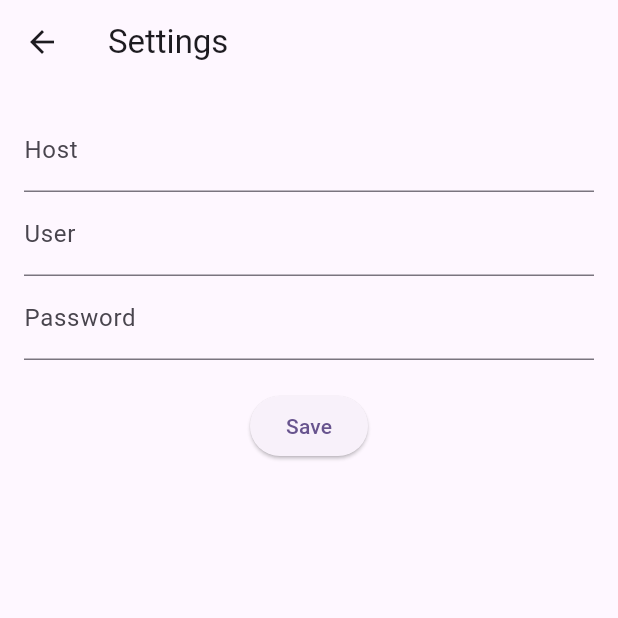
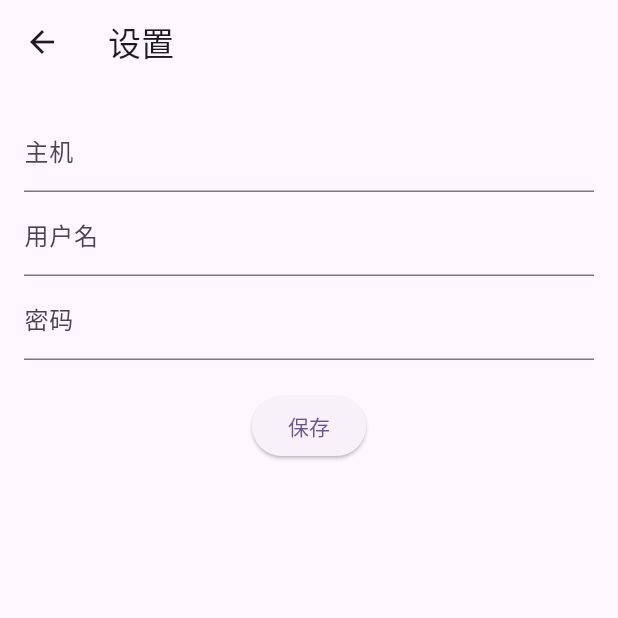
Before and after one commit to Alice-easy/Easy-Comic, a Flutter app: the SettingsPage screen opened directly, on a phone screen of 412 x 824 dp, the top half of it. Run offline on Flutter 3.47's test engine with Material 3 defaults, Android fonts, the phone set to English and light mode, and no system bars; our stand-ins replace image_picker, shared_preferences; missing offline and left inert: easy_comic, webdav_client; accounts and stored records are empty.

Commit message:
feat: 优化UI并添加中文支持

```diff
--- a/lib/settings/settings_page.dart
+++ b/lib/settings/settings_page.dart
@@ -35,14 +35,14 @@ class _SettingsPageState extends State<SettingsPage> {
       await prefs.setString('webdav_password', _passwordController.text);
       ScaffoldMessenger.of(
         context,
-      ).showSnackBar(const SnackBar(content: Text('Settings saved')));
+      ).showSnackBar(const SnackBar(content: Text('设置已保存')));
     }
   }
 
   @override
   Widget build(BuildContext context) {
     return Scaffold(
-      appBar: AppBar(title: const Text('Settings')),
+      appBar: AppBar(title: const Text('设置')),
       body: Padding(
         padding: const EdgeInsets.all(16.0),
         child: Form(
@@ -51,31 +51,31 @@ class _SettingsPageState extends State<SettingsPage> {
             children: [
               TextFormField(
                 controller: _hostController,
-                decoration: const InputDecoration(labelText: 'Host'),
+                decoration: const InputDecoration(labelText: '主机'),
                 validator: (value) {
                   if (value == null || value.isEmpty) {
-                    return 'Please enter a host';
+                    return '请输入主机地址';
                   }
                   return null;
                 },
               ),
               TextFormField(
                 controller: _userController,
-                decoration: const InputDecoration(labelText: 'User'),
+                decoration: const InputDecoration(labelText: '用户名'),
                 validator: (value) {
                   if (value == null || value.isEmpty) {
-                    return 'Please enter a user';
+                    return '请输入用户名';
                   }
                   return null;
                 },
               ),
               TextFormField(
                 controller: _passwordController,
-                decoration: const InputDecoration(labelText: 'Password'),
+                decoration: const InputDecoration(labelText: '密码'),
                 obscureText: true,
                 validator: (value) {
                   if (value == null || value.isEmpty) {
-                    return 'Please enter a password';
+                    return '请输入密码';
                   }
                   return null;
                 },
@@ -83,7 +83,7 @@ class _SettingsPageState extends State<SettingsPage> {
               const SizedBox(height: 20),
               ElevatedButton(
                 onPressed: _saveSettings,
-                child: const Text('Save'),
+                child: const Text('保存'),
               ),
             ],
           ),
```
Also changed, not shown: lib/main.dart (+28 -10 lines), lib/reader/comic_reader_page.dart (+25 -7 lines).
